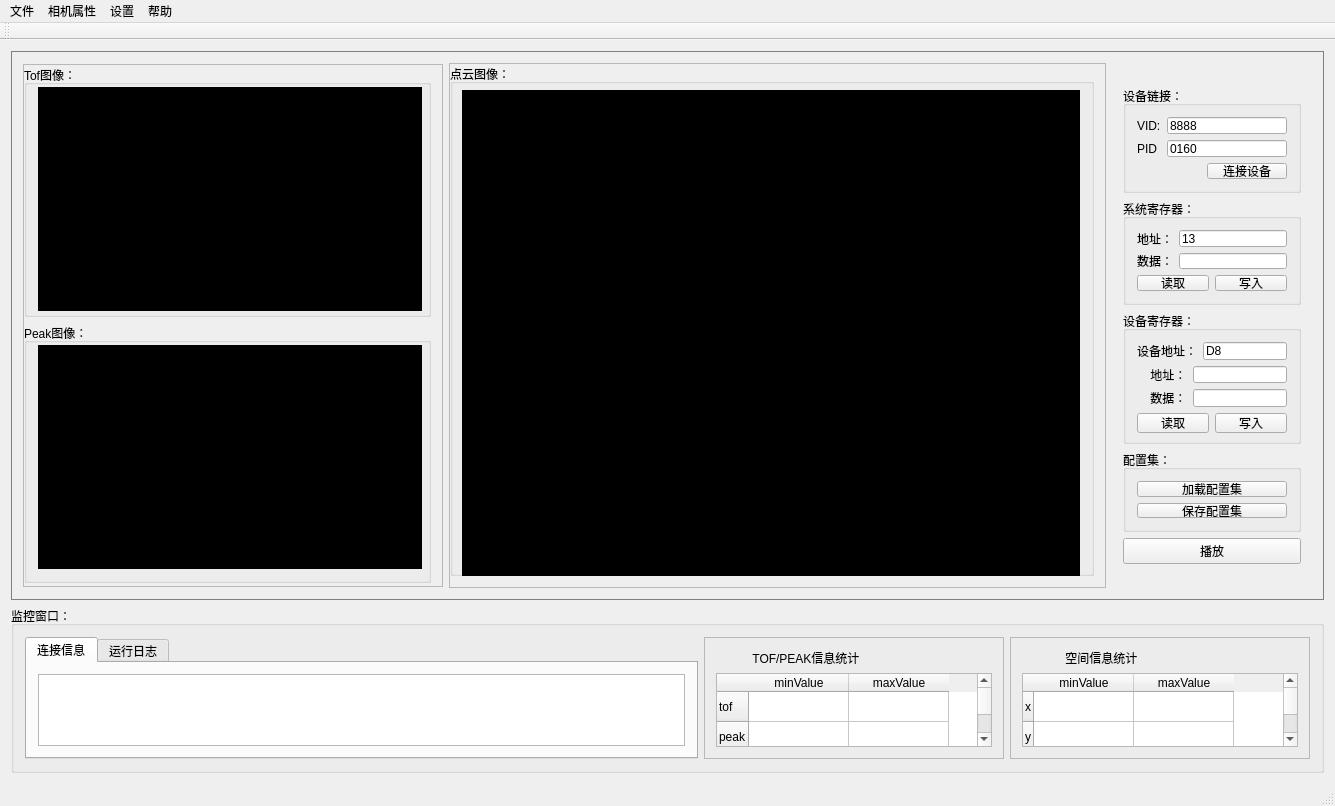
Above: mainwindow.ui from heathen557/show3DPointCloud before the change. Below: the same form after it.
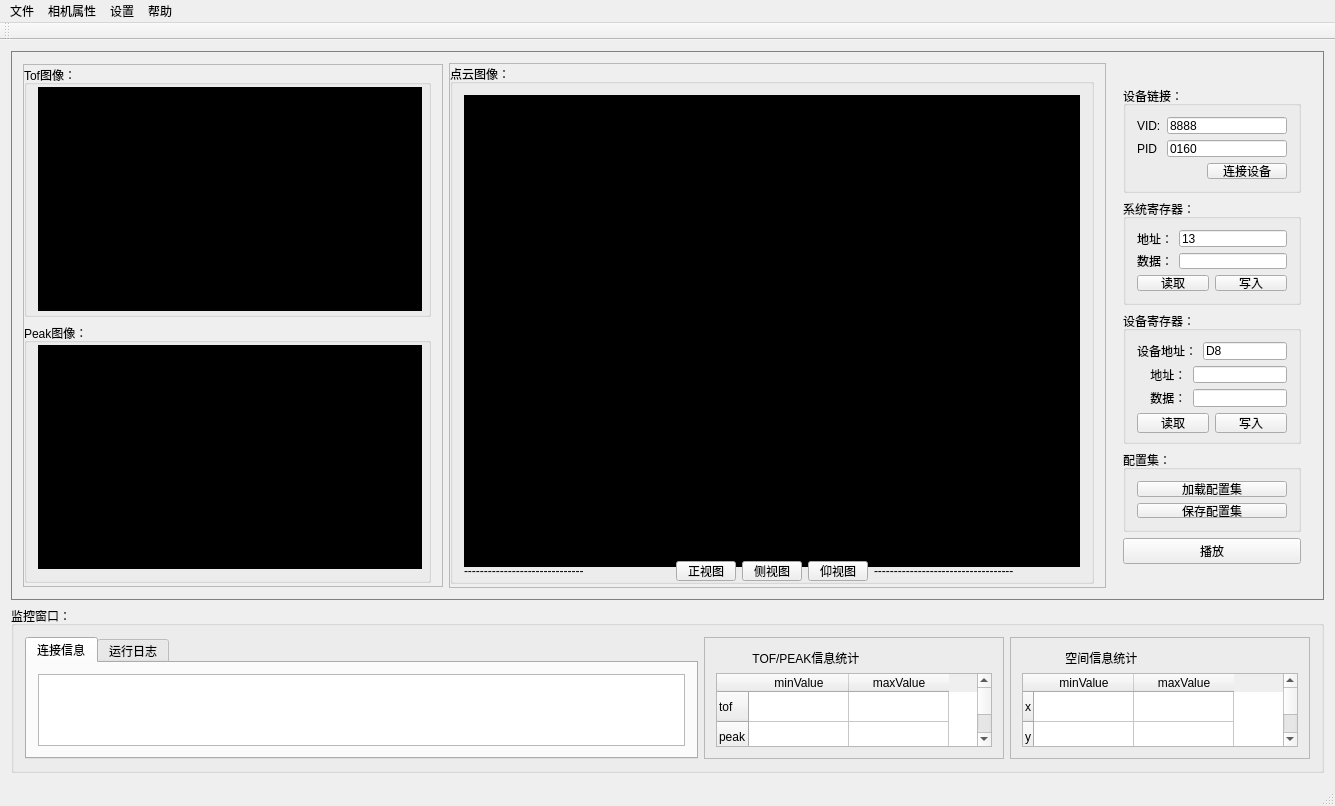
That is the form after the change. Icons and pictures are not drawn. Custom widgets are drawn as their Qt base class.

Commit message: 1、三维的点云视图添加了正视图、侧视图、仰视图功能； 2、读取设备寄存器时，进制转换问题修复

What changed in the file:
```diff
--- a/mainwindow.ui
+++ b/mainwindow.ui
@@ -177,6 +177,18 @@
             </property>
             <item row="0" column="0">
              <widget class="QGroupBox" name="groupBox_3">
+              <property name="minimumSize">
+               <size>
+                <width>0</width>
+                <height>520</height>
+               </size>
+              </property>
+              <property name="maximumSize">
+               <size>
+                <width>16777215</width>
+                <height>520</height>
+               </size>
+              </property>
               <property name="styleSheet">
                <string notr="true">font:10pt &quot;黑体&quot;;</string>
               </property>
@@ -184,18 +196,15 @@
                <string>点云图像：</string>
               </property>
               <layout class="QGridLayout" name="gridLayout_6">
-               <property name="leftMargin">
-                <number>9</number>
-               </property>
-               <property name="topMargin">
-                <number>6</number>
+               <property name="bottomMargin">
+                <number>0</number>
                </property>
                <item row="0" column="0">
                 <widget class="GLWidget" name="widget" native="true">
                  <property name="minimumSize">
                   <size>
                    <width>0</width>
-                   <height>490</height>
+                   <height>472</height>
                   </size>
                  </property>
                  <property name="maximumSize">
@@ -210,6 +219,67 @@
                  </property>
                 </widget>
                </item>
+               <item row="1" column="0">
+                <layout class="QHBoxLayout" name="horizontalLayout_15">
+                 <item>
+                  <widget class="QLabel" name="label_6">
+                   <property name="text">
+                    <string>------------------------------</string>
+                   </property>
+                  </widget>
+                 </item>
+                 <item>
+                  <layout class="QHBoxLayout" name="horizontalLayout_14">
+                   <item>
+                    <widget class="QPushButton" name="pushButton_3">
+                     <property name="maximumSize">
+                      <size>
+                       <width>60</width>
+                       <height>20</height>
+                      </size>
+                     </property>
+                     <property name="text">
+                      <string>正视图</string>
+                     </property>
+                    </widget>
+                   </item>
+                   <item>
+                    <widget class="QPushButton" name="pushButton_4">
+                     <property name="maximumSize">
+                      <size>
+                       <width>60</width>
+                       <height>20</height>
+                      </size>
+                     </property>
+                     <property name="text">
+                      <string>侧视图</string>
+                     </property>
+                    </widget>
+                   </item>
+                   <item>
+                    <widget class="QPushButton" name="pushButton_5">
+                     <property name="maximumSize">
+                      <size>
+                       <width>60</width>
+                       <height>20</height>
+                      </size>
+                     </property>
+                     <property name="text">
+                      <string>仰视图</string>
+                     </property>
+                    </widget>
+                   </item>
+                  </layout>
+                 </item>
+                 <item>
+                  <widget class="QLabel" name="label_10">
+                   <property name="text">
+                    <string>-----------------------------------</string>
+                   </property>
+                  </widget>
+                 </item>
+                </layout>
+               </item>
               </layout>
              </widget>
             </item>
```
The commit also changes 5 other files.
